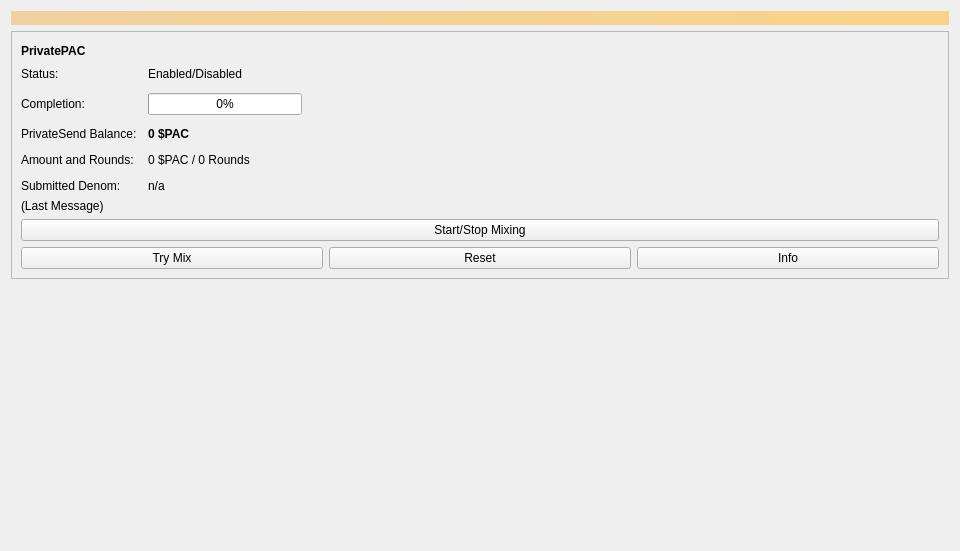
This is src/qt/forms/privatepage.ui in PACCommunity/PAC as Qt 5 draws it before an edit. The edited form follows.
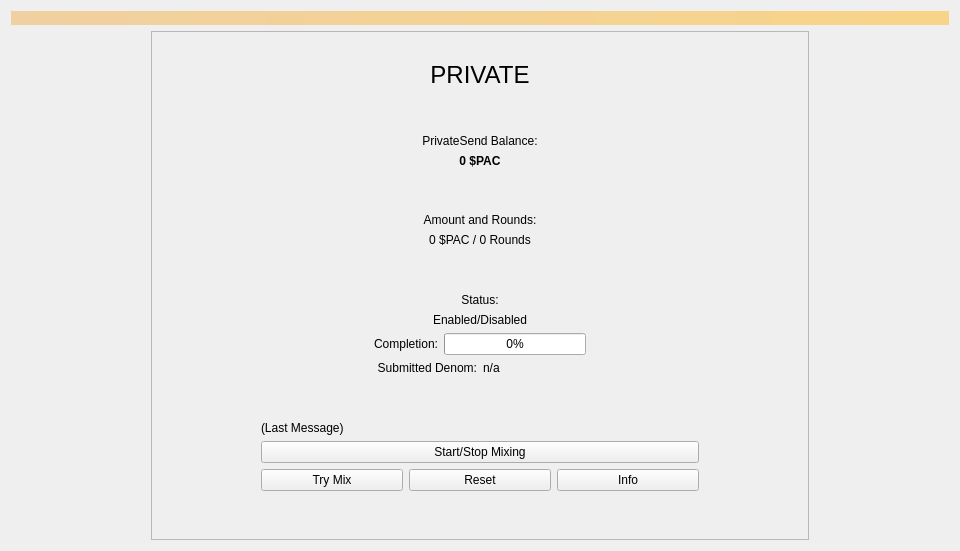
This is the edited form.

Commit message: Private view layout and some style

```diff
--- a/src/qt/forms/privatepage.ui
+++ b/src/qt/forms/privatepage.ui
@@ -43,7 +43,20 @@
     </widget>
    </item>
    <item>
-    <layout class="QHBoxLayout" name="horizontalLayout" stretch="1">
+    <layout class="QHBoxLayout" name="horizontalLayout" stretch="0,1,0">
+     <item>
+      <spacer name="horizontalSpacer_2">
+       <property name="orientation">
+        <enum>Qt::Horizontal</enum>
+       </property>
+       <property name="sizeHint" stdset="0">
+        <size>
+         <width>140</width>
+         <height>20</height>
+        </size>
+       </property>
+      </spacer>
+     </item>
      <item>
       <layout class="QVBoxLayout" name="verticalLayout_2">
        <item>
@@ -59,20 +72,7 @@
          </property>
          <layout class="QVBoxLayout" name="VerticalLayout_PS1">
           <item>
-           <layout class="QHBoxLayout" name="horizontalLayout_5">
-            <item>
-             <widget class="QLabel" name="labelPrivateSendHeader">
-              <property name="font">
-               <font>
-                <weight>75</weight>
-                <bold>true</bold>
-               </font>
-              </property>
-              <property name="text">
-               <string>PrivatePAC</string>
-              </property>
-             </widget>
-            </item>
+           <layout class="QVBoxLayout" name="verticalLayout_3">
             <item>
              <widget class="QLabel" name="labelPrivateSendSyncStatus">
               <property name="toolTip">
@@ -90,7 +90,44 @@
              </widget>
             </item>
             <item>
-             <spacer name="horizontalSpacer_4">
+             <widget class="QLabel" name="labelPrivateSendHeader">
+              <property name="font">
+               <font>
+                <pointsize>18</pointsize>
+                <weight>50</weight>
+                <bold>false</bold>
+               </font>
+              </property>
+              <property name="text">
+               <string>PRIVATE</string>
+              </property>
+              <property name="alignment">
+               <set>Qt::AlignCenter</set>
+              </property>
+              <property name="class" stdset="0">
+               <string>titleLabel</string>
+              </property>
+             </widget>
+            </item>
+           </layout>
+          </item>
+          <item>
+           <spacer name="verticalSpacer_2">
+            <property name="orientation">
+             <enum>Qt::Vertical</enum>
+            </property>
+            <property name="sizeHint" stdset="0">
+             <size>
+              <width>20</width>
+              <height>40</height>
+             </size>
+            </property>
+           </spacer>
+          </item>
+          <item>
+           <layout class="QHBoxLayout" name="horizontalLayout_2">
+            <item>
+             <spacer name="horizontalSpacer_5">
               <property name="orientation">
                <enum>Qt::Horizontal</enum>
               </property>
@@ -102,41 +139,137 @@
               </property>
              </spacer>
             </item>
-           </layout>
+            <item>
+             <layout class="QVBoxLayout" name="verticalLayout">
+              <item>
+               <widget class="QLabel" name="labelAnonymizedText">
+                <property name="text">
+                 <string>PrivateSend Balance:</string>
+                </property>
+                <property name="alignment">
+                 <set>Qt::AlignCenter</set>
+                </property>
+                <property name="class" stdset="0">
+                 <string>titleLabel</string>
+                </property>
+               </widget>
           </item>
           <item>
-           <layout class="QFormLayout" name="privateSendFormLayout">
-            <property name="fieldGrowthPolicy">
-             <enum>QFormLayout::AllNonFixedFieldsGrow</enum>
-            </property>
-            <property name="horizontalSpacing">
-             <number>11</number>
-            </property>
-            <property name="verticalSpacing">
-             <number>12</number>
-            </property>
-            <item row="0" column="0">
+               <widget class="QLabel" name="labelAnonymized">
+                <property name="font">
+                 <font>
+                  <weight>75</weight>
+                  <bold>true</bold>
+                 </font>
+                </property>
+                <property name="text">
+                 <string notr="true">0 $PAC</string>
+                </property>
+                <property name="alignment">
+                 <set>Qt::AlignCenter</set>
+                </property>
+                <property name="class" stdset="0">
+                 <string>pacCoinsLabel</string>
+                </property>
+               </widget>
+              </item>
+              <item>
+               <spacer name="verticalSpacer_4">
+                <property name="orientation">
+                 <enum>Qt::Vertical</enum>
+                </property>
+                <property name="sizeType">
+                 <enum>QSizePolicy::Preferred</enum>
+                </property>
+                <property name="sizeHint" stdset="0">
+                 <size>
+                  <width>20</width>
+                  <height>40</height>
+                 </size>
+                </property>
+               </spacer>
+              </item>
+              <item>
+               <widget class="QLabel" name="labelAmountAndRoundsText">
+                <property name="text">
+                 <string>Amount and Rounds:</string>
+                </property>
+                <property name="alignment">
+                 <set>Qt::AlignCenter</set>
+                </property>
+                <property name="class" stdset="0">
+                 <string>titleLabel</string>
+                </property>
+               </widget>
+              </item>
+              <item>
+               <widget class="QLabel" name="labelAmountRounds">
+                <property name="text">
+                 <string>0 $PAC / 0 Rounds</string>
+                </property>
+                <property name="alignment">
+                 <set>Qt::AlignCenter</set>
+                </property>
+                <property name="class" stdset="0">
+                 <string>pacCoinsLabel</string>
+                </property>
+               </widget>
+              </item>
+              <item>
+               <spacer name="verticalSpacer_5">
+                <property name="orientation">
+                 <enum>Qt::Vertical</enum>
+                </property>
+                <property name="sizeType">
+                 <enum>QSizePolicy::Preferred</enum>
+                </property>
+                <property name="sizeHint" stdset="0">
+                 <size>
+                  <width>20</width>
+                  <height>40</height>
+                 </size>
+                </property>
+               </spacer>
+              </item>
+              <item>
              <widget class="QLabel" name="labelPrivateSendEnabledText">
               <property name="text">
                <string>Status:</string>
               </property>
-             </widget>
-            </item>
-            <item row="0" column="1">
+                <property name="alignment">
+                 <set>Qt::AlignCenter</set>
+                </property>
+                <property name="class" stdset="0">
+                 <string>titleLabel</string>
+                </property>
+               </widget>
+              </item>
+              <item>
              <widget class="QLabel" name="labelPrivateSendEnabled">
               <property name="text">
                <string>Enabled/Disabled</string>
               </property>
-             </widget>
-            </item>
-            <item row="1" column="0">
+                <property name="alignment">
+                 <set>Qt::AlignCenter</set>
+                </property>
+                <property name="class" stdset="0">
+                 <string>pacCoinsLabel</string>
+                </property>
+               </widget>
+              </item>
+              <item>
+               <layout class="QHBoxLayout" name="horizontalLayout_4">
+                <item>
              <widget class="QLabel" name="labelCompletitionText">
               <property name="text">
                <string>Completion:</string>
               </property>
-             </widget>
-            </item>
-            <item row="1" column="1">
+                  <property name="alignment">
+                   <set>Qt::AlignRight|Qt::AlignTrailing|Qt::AlignVCenter</set>
+                  </property>
+                 </widget>
+                </item>
+                <item>
              <widget class="QProgressBar" name="privateSendProgress">
               <property name="maximumSize">
                <size>
@@ -149,48 +282,21 @@
               </property>
              </widget>
             </item>
-            <item row="2" column="0">
-             <widget class="QLabel" name="labelAnonymizedText">
-              <property name="text">
-               <string>PrivateSend Balance:</string>
-              </property>
-             </widget>
-            </item>
-            <item row="2" column="1">
-             <widget class="QLabel" name="labelAnonymized">
-              <property name="font">
-               <font>
-                <weight>75</weight>
-                <bold>true</bold>
-               </font>
-              </property>
-              <property name="text">
-               <string notr="true">0 $PAC</string>
-              </property>
-             </widget>
-            </item>
-            <item row="3" column="0">
-             <widget class="QLabel" name="labelAmountAndRoundsText">
-              <property name="text">
-               <string>Amount and Rounds:</string>
-              </property>
-             </widget>
-            </item>
-            <item row="3" column="1">
-             <widget class="QLabel" name="labelAmountRounds">
-              <property name="text">
-               <string>0 $PAC / 0 Rounds</string>
-              </property>
-             </widget>
-            </item>
-            <item row="4" column="0">
+               </layout>
+              </item>
+              <item>
+               <layout class="QHBoxLayout" name="horizontalLayout_6">
+                <item>
              <widget class="QLabel" name="labelSubmittedDenomText">
               <property name="text">
                <string>Submitted Denom:</string>
               </property>
-             </widget>
-            </item>
-            <item row="4" column="1">
+                  <property name="alignment">
+                   <set>Qt::AlignRight|Qt::AlignTrailing|Qt::AlignVCenter</set>
+                  </property>
+                 </widget>
+                </item>
+                <item>
              <widget class="QLabel" name="labelSubmittedDenom">
               <property name="toolTip">
                <string>The denominations you submitted to the Masternode.&lt;br&gt;To mix, other users must submit the exact same denominations.</string>
@@ -202,6 +308,54 @@
             </item>
            </layout>
           </item>
+             </layout>
+            </item>
+            <item>
+             <spacer name="horizontalSpacer_3">
+              <property name="orientation">
+               <enum>Qt::Horizontal</enum>
+              </property>
+              <property name="sizeHint" stdset="0">
+               <size>
+                <width>40</width>
+                <height>20</height>
+               </size>
+              </property>
+             </spacer>
+            </item>
+           </layout>
+          </item>
+          <item>
+           <spacer name="verticalSpacer_3">
+            <property name="orientation">
+             <enum>Qt::Vertical</enum>
+            </property>
+            <property name="sizeHint" stdset="0">
+             <size>
+              <width>20</width>
+              <height>40</height>
+             </size>
+            </property>
+           </spacer>
+          </item>
+          <item>
+           <layout class="QHBoxLayout" name="horizontalLayout_7">
+            <item>
+             <spacer name="horizontalSpacer_6">
+              <property name="orientation">
+               <enum>Qt::Horizontal</enum>
+              </property>
+              <property name="sizeType">
+               <enum>QSizePolicy::Preferred</enum>
+              </property>
+              <property name="sizeHint" stdset="0">
+               <size>
+                <width>100</width>
+                <height>20</height>
+               </size>
+              </property>
+             </spacer>
+            </item>
           <item>
            <layout class="QVBoxLayout" name="VerticalLayout_PS">
             <item>
@@ -287,8 +441,23 @@
             </item>
            </layout>
           </item>
-         </layout>
-        </widget>
+            <item>
+             <spacer name="horizontalSpacer_4">
+              <property name="orientation">
+               <enum>Qt::Horizontal</enum>
+              </property>
+              <property name="sizeType">
+               <enum>QSizePolicy::Preferred</enum>
+              </property>
+              <property name="sizeHint" stdset="0">
+               <size>
+                <width>100</width>
+                <height>20</height>
+               </size>
+              </property>
+             </spacer>
+            </item>
+           </layout>
        </item>
        <item>
         <spacer name="verticalSpacer">
@@ -304,6 +473,25 @@
         </spacer>
        </item>
       </layout>
+        </widget>
+       </item>
+      </layout>
+     </item>
+     <item>
+      <spacer name="horizontalSpacer">
+       <property name="orientation">
+        <enum>Qt::Horizontal</enum>
+       </property>
+       <property name="sizeType">
+        <enum>QSizePolicy::Fixed</enum>
+       </property>
+       <property name="sizeHint" stdset="0">
+        <size>
+         <width>140</width>
+         <height>20</height>
+        </size>
+       </property>
+      </spacer>
      </item>
     </layout>
    </item>
```
Lines whose indentation alone changed are shown as unchanged. The commit also changes 1 other file.
